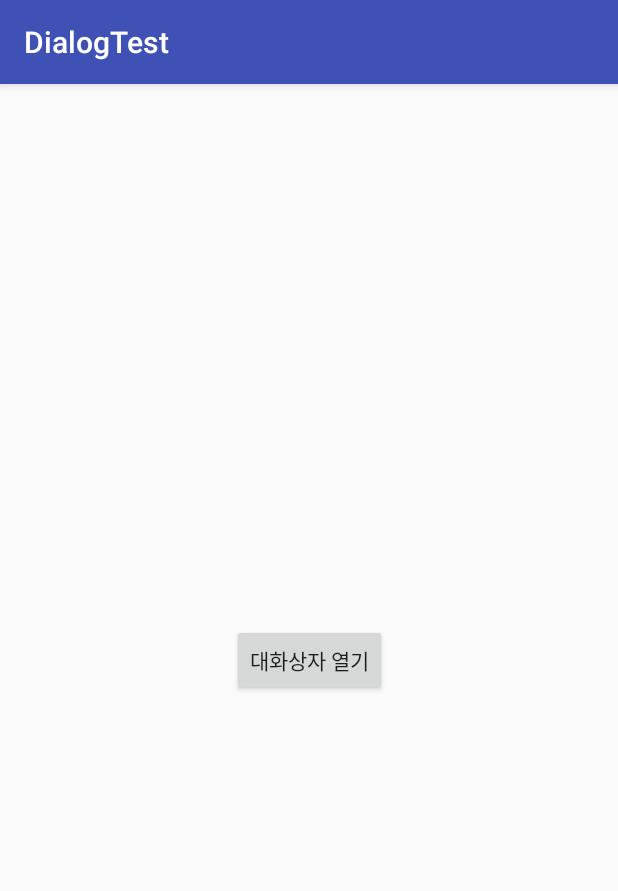
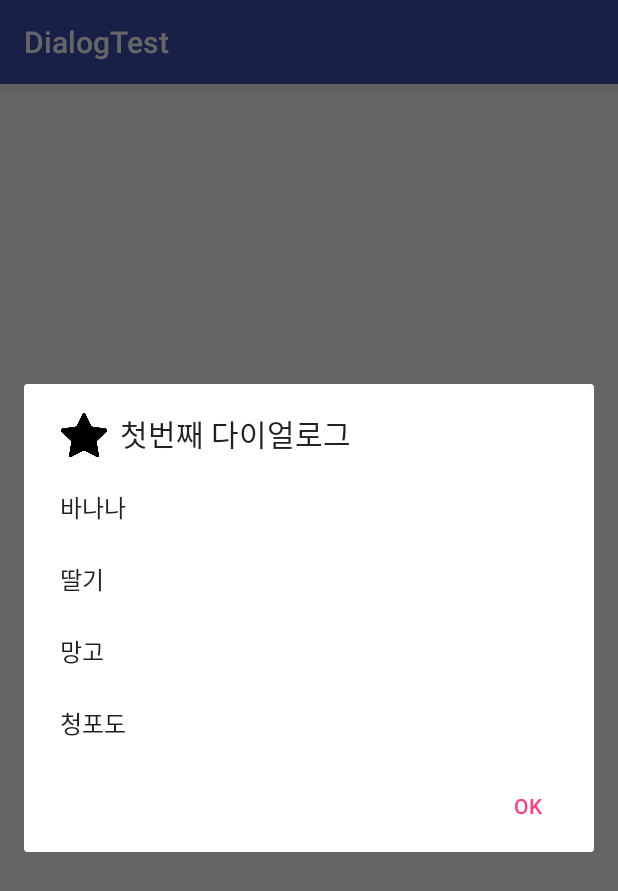
Before and after one commit to kKn00077/DialogTest, an Android app: the screen it shows after launch (MainActivity), after a tap on "대화상자 열기", on a phone screen of 412 x 824 dp. Shown: the top 891 px of the screen. Run offline under Robolectric (Android 15) with nearby library versions, the phone set to English and light mode, and no system bars.

Commit message:
#3 itemlist and Event

```diff
--- a/app/src/main/java/kn0077/kr/hs/emirim/dialogtest/MainActivity.java
+++ b/app/src/main/java/kn0077/kr/hs/emirim/dialogtest/MainActivity.java
@@ -1,5 +1,7 @@
 package kn0077.kr.hs.emirim.dialogtest;
 
+import android.content.DialogInterface;
+import android.support.v7.app.AlertDialog;
 import android.support.v7.app.AppCompatActivity;
 import android.os.Bundle;
 import android.view.View;
@@ -7,16 +9,30 @@ import android.widget.Button;
 
 public class MainActivity extends AppCompatActivity implements View.OnClickListener {
 
+    String[]itemArr={"바나나","딸기","망고","청포도"};//onClick 메서드 안에 선언해도 됨
+    Button butDialog;
+
     @Override
     protected void onCreate(Bundle savedInstanceState){
         super.onCreate(savedInstanceState);
         setContentView(R.layout.activity_main);
-        Button butDialog=(Button)findViewById(R.id.but_dialog);
+        butDialog=(Button)findViewById(R.id.but_dialog);
         butDialog.setOnClickListener(this);
     }
 
     @Override
     public void onClick(View v) {
-
+        AlertDialog.Builder dialog=new AlertDialog.Builder(this); // 대화상자 객체 생성과 동시에 어느 화면에 띄워 줄 것인지 지정
+        dialog.setTitle("첫번째 다이얼로그");
+        dialog.setIcon(R.mipmap.star);
+        //dialog.setMessage("여기는 메시지를 쓰는 곳입니다. ");
+        dialog.setItems(itemArr, new DialogInterface.OnClickListener() {
+            @Override
+            public void onClick(DialogInterface dialog, int which) { // which 는 클릭한 항목의 인덱스값
+                butDialog.setText(itemArr[which]);
+            }
+        });
+        dialog.setPositiveButton("OK",null);
+        dialog.show();//다이얼로그를 화면에 보이게 설정
     }
 }
```
Also changed, not shown: app/src/main/res/mipmap-hdpi/star.png (added).
